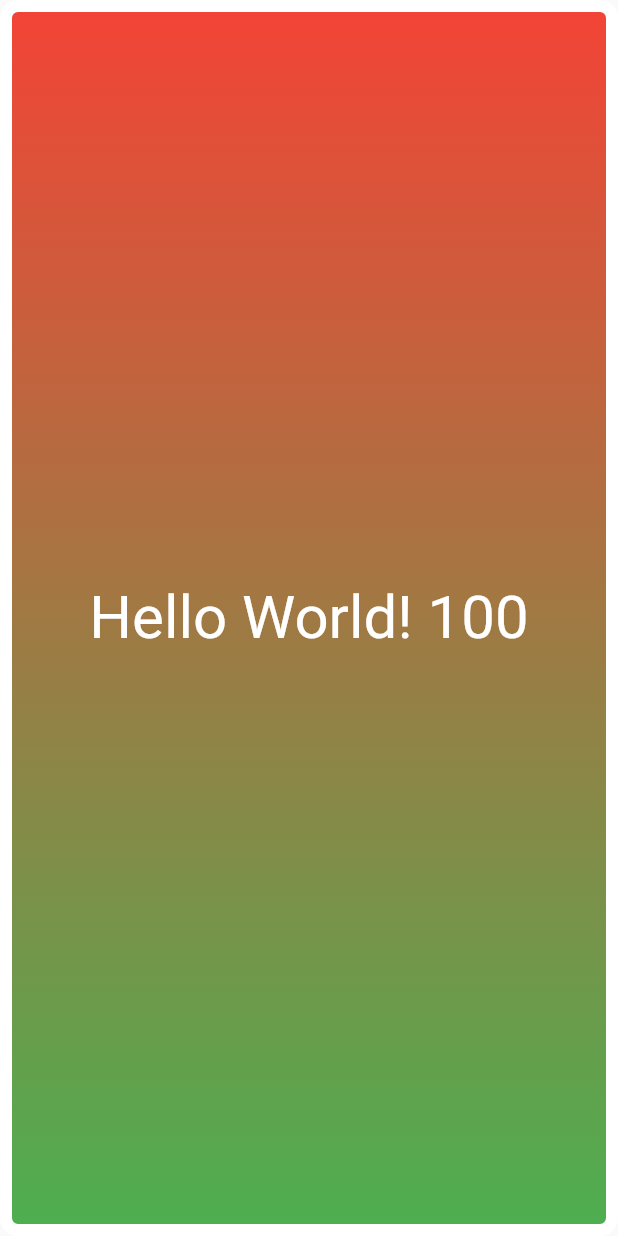
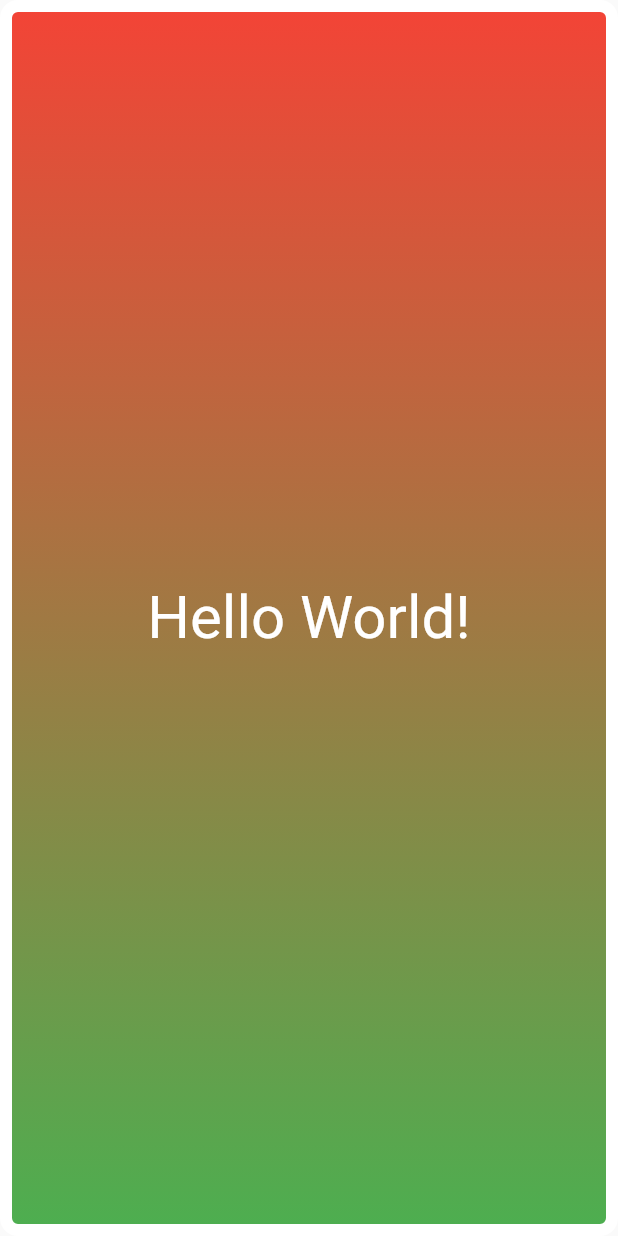
Before and after one commit to enginearn/flutter_first_app, a Flutter app: the screen it shows after launch, on a phone screen of 412 x 824 dp. Run offline on Flutter 3.47's test engine with Material 2 defaults, Android fonts, the phone set to English and light mode, and no system bars.

```diff
--- a/lib/main.dart
+++ b/lib/main.dart
@@ -25,7 +25,7 @@ void main() {
           ),
           child: const Center(
             child: Text(
-              'Hello World! 100',
+              'Hello World!',
               style: TextStyle(fontSize: 40, color: Colors.white),
             ),
           ),
```
